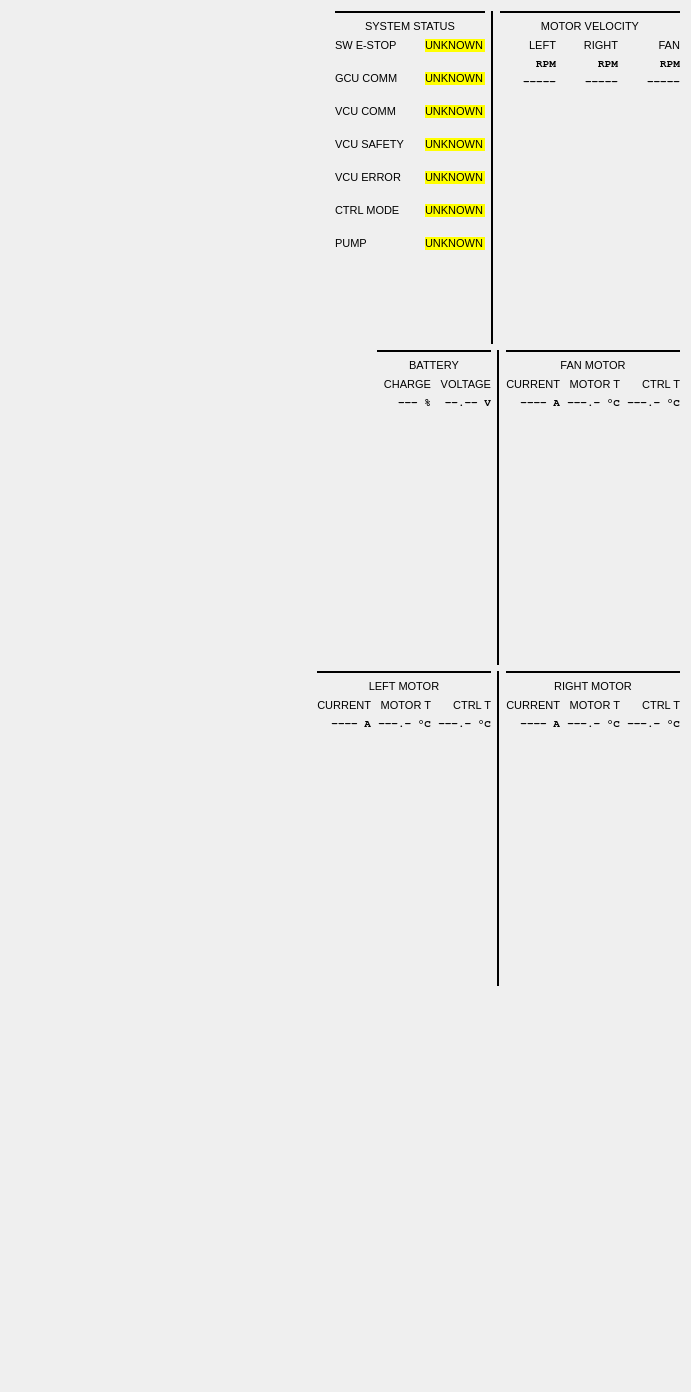
AIRLab-POLIMI/AgroSenseBot, file asb_rviz_plugins/resources/asb.ui: the form before one commit.
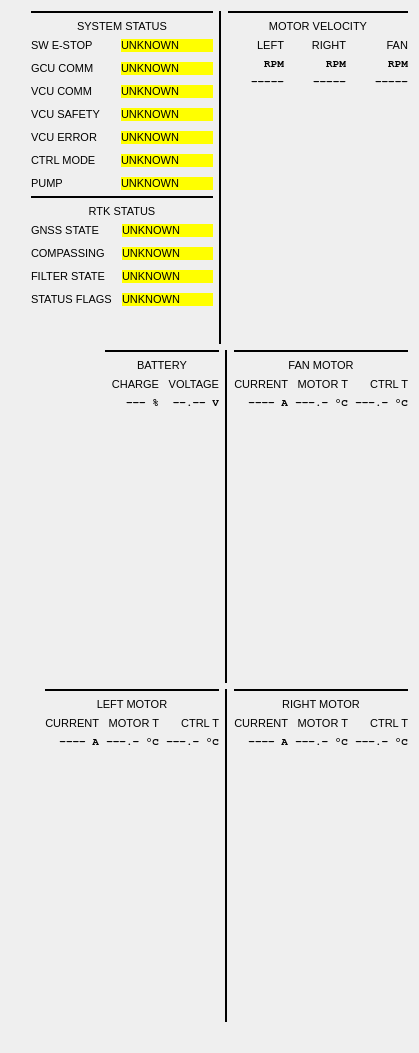
The form after the commit. Custom widgets are drawn as their Qt base class.

Commit message: added GQ7 info to UI and improved UI

The edit to the form file:
```diff
--- a/asb_rviz_plugins/resources/asb.ui
+++ b/asb_rviz_plugins/resources/asb.ui
@@ -12,8 +12,8 @@
    <rect>
     <x>0</x>
     <y>0</y>
-    <width>691</width>
-    <height>1392</height>
+    <width>419</width>
+    <height>1053</height>
    </rect>
   </property>
   <property name="windowTitle">
@@ -93,7 +93,7 @@
             <number>20</number>
            </property>
            <property name="verticalSpacing">
-            <number>20</number>
+            <number>10</number>
            </property>
            <item row="0" column="0">
             <widget class="QLabel" name="sw_emergency_stop_label">
@@ -357,6 +357,235 @@
            </item>
           </layout>
          </item>
+         <item>
+          <layout class="QVBoxLayout" name="rtk_status_v_layout">
+           <item>
+            <widget class="Line" name="rtk_status_top_line">
+             <property name="font">
+              <font>
+               <pointsize>8</pointsize>
+              </font>
+             </property>
+             <property name="frameShadow">
+              <enum>QFrame::Plain</enum>
+             </property>
+             <property name="lineWidth">
+              <number>2</number>
+             </property>
+             <property name="midLineWidth">
+              <number>1</number>
+             </property>
+             <property name="orientation">
+              <enum>Qt::Horizontal</enum>
+             </property>
+            </widget>
+           </item>
+           <item>
+            <widget class="QLabel" name="rtk_status_label">
+             <property name="sizePolicy">
+              <sizepolicy hsizetype="Preferred" vsizetype="Fixed">
+               <horstretch>0</horstretch>
+               <verstretch>0</verstretch>
+              </sizepolicy>
+             </property>
+             <property name="minimumSize">
+              <size>
+               <width>182</width>
+               <height>0</height>
+              </size>
+             </property>
+             <property name="font">
+              <font>
+               <pointsize>8</pointsize>
+              </font>
+             </property>
+             <property name="text">
+              <string>RTK STATUS</string>
+             </property>
+             <property name="alignment">
+              <set>Qt::AlignCenter</set>
+             </property>
+            </widget>
+           </item>
+           <item>
+            <layout class="QFormLayout" name="rtk_status_form_layout">
+             <property name="horizontalSpacing">
+              <number>10</number>
+             </property>
+             <property name="verticalSpacing">
+              <number>10</number>
+             </property>
+             <item row="0" column="0">
+              <widget class="QLabel" name="gnss_state_label">
+               <property name="sizePolicy">
+                <sizepolicy hsizetype="Fixed" vsizetype="Preferred">
+                 <horstretch>0</horstretch>
+                 <verstretch>0</verstretch>
+                </sizepolicy>
+               </property>
+               <property name="font">
+                <font>
+                 <pointsize>8</pointsize>
+                 <weight>50</weight>
+                 <bold>false</bold>
+                </font>
+               </property>
+               <property name="text">
+                <string>GNSS STATE</string>
+               </property>
+              </widget>
+             </item>
+             <item row="0" column="1">
+              <widget class="QLabel" name="gnss_state_disp">
+               <property name="font">
+                <font>
+                 <family>Ubuntu</family>
+                 <pointsize>8</pointsize>
+                 <weight>50</weight>
+                 <bold>false</bold>
+                </font>
+               </property>
+               <property name="styleSheet">
+                <string notr="true">background-color: rgb(255, 255, 0);</string>
+               </property>
+               <property name="text">
+                <string>UNKNOWN</string>
+               </property>
+              </widget>
+             </item>
+             <item row="1" column="0">
+              <widget class="QLabel" name="dual_antenna_fix_type_label">
+               <property name="sizePolicy">
+                <sizepolicy hsizetype="Fixed" vsizetype="Preferred">
+                 <horstretch>0</horstretch>
+                 <verstretch>0</verstretch>
+                </sizepolicy>
+               </property>
+               <property name="font">
+                <font>
+                 <pointsize>8</pointsize>
+                 <weight>50</weight>
+                 <bold>false</bold>
+                </font>
+               </property>
+               <property name="text">
+                <string>COMPASSING</string>
+               </property>
+              </widget>
+             </item>
+             <item row="3" column="0">
+              <widget class="QLabel" name="status_flags_label">
+               <property name="sizePolicy">
+                <sizepolicy hsizetype="Fixed" vsizetype="Preferred">
+                 <horstretch>0</horstretch>
+                 <verstretch>0</verstretch>
+                </sizepolicy>
+               </property>
+               <property name="font">
+                <font>
+                 <pointsize>8</pointsize>
+                 <weight>50</weight>
+                 <bold>false</bold>
+                </font>
+               </property>
+               <property name="text">
+                <string>STATUS FLAGS</string>
+               </property>
+               <property name="alignment">
+                <set>Qt::AlignLeading|Qt::AlignLeft|Qt::AlignTop</set>
+               </property>
+              </widget>
+             </item>
+             <item row="3" column="1">
+              <widget class="QLabel" name="status_flags_disp">
+               <property name="maximumSize">
+                <size>
+                 <width>16777215</width>
+                 <height>52</height>
+                </size>
+               </property>
+               <property name="font">
+                <font>
+                 <family>Ubuntu</family>
+                 <pointsize>8</pointsize>
+                 <weight>50</weight>
+                 <bold>false</bold>
+                </font>
+               </property>
+               <property name="styleSheet">
+                <string notr="true">background-color: rgb(255, 255, 0);</string>
+               </property>
+               <property name="text">
+                <string>UNKNOWN</string>
+               </property>
+               <property name="alignment">
+                <set>Qt::AlignLeading|Qt::AlignLeft|Qt::AlignTop</set>
+               </property>
+               <property name="wordWrap">
+                <bool>true</bool>
+               </property>
+              </widget>
+             </item>
+             <item row="1" column="1">
+              <widget class="QLabel" name="dual_antenna_fix_type_disp">
+               <property name="font">
+                <font>
+                 <family>Ubuntu</family>
+                 <pointsize>8</pointsize>
+                 <weight>50</weight>
+                 <bold>false</bold>
+                </font>
+               </property>
+               <property name="styleSheet">
+                <string notr="true">background-color: rgb(255, 255, 0);</string>
+               </property>
+               <property name="text">
+                <string>UNKNOWN</string>
+               </property>
+              </widget>
+             </item>
+             <item row="2" column="0">
+              <widget class="QLabel" name="filter_state_label">
+               <property name="sizePolicy">
+                <sizepolicy hsizetype="Fixed" vsizetype="Preferred">
+                 <horstretch>0</horstretch>
+                 <verstretch>0</verstretch>
+                </sizepolicy>
+               </property>
+               <property name="font">
+                <font>
+                 <pointsize>8</pointsize>
+                 <weight>50</weight>
+                 <bold>false</bold>
+                </font>
+               </property>
+               <property name="text">
+                <string>FILTER STATE</string>
+               </property>
+              </widget>
+             </item>
+             <item row="2" column="1">
+              <widget class="QLabel" name="filter_state_disp">
+               <property name="font">
+                <font>
+                 <family>Ubuntu</family>
+                 <pointsize>8</pointsize>
+                 <weight>50</weight>
+                 <bold>false</bold>
+                </font>
+               </property>
+               <property name="styleSheet">
+                <string notr="true">background-color: rgb(255, 255, 0);</string>
+               </property>
+               <property name="text">
+                <string>UNKNOWN</string>
+               </property>
+              </widget>
+             </item>
+            </layout>
+           </item>
+          </layout>
+         </item>
         </layout>
        </item>
        <item>
@@ -4472,20 +4701,21 @@
       </layout>
      </item>
      <item>
-      <spacer name="main_vertical_layout_spacer">
-       <property name="orientation">
-        <enum>Qt::Vertical</enum>
-       </property>
-       <property name="sizeType">
-        <enum>QSizePolicy::Expanding</enum>
-       </property>
-       <property name="sizeHint" stdset="0">
-        <size>
-         <width>20</width>
-         <height>10000</height>
-        </size>
-       </property>
-      </spacer>
+      <layout class="QHBoxLayout" name="rtk_status_h_layout">
+       <item>
+        <spacer name="rtk_status_spacer">
+         <property name="orientation">
+          <enum>Qt::Horizontal</enum>
+         </property>
+         <property name="sizeHint" stdset="0">
+          <size>
+           <width>10000</width>
+           <height>20</height>
+          </size>
+         </property>
+        </spacer>
+       </item>
+      </layout>
      </item>
     </layout>
    </item>
```
The commit also changes 6 other files.
